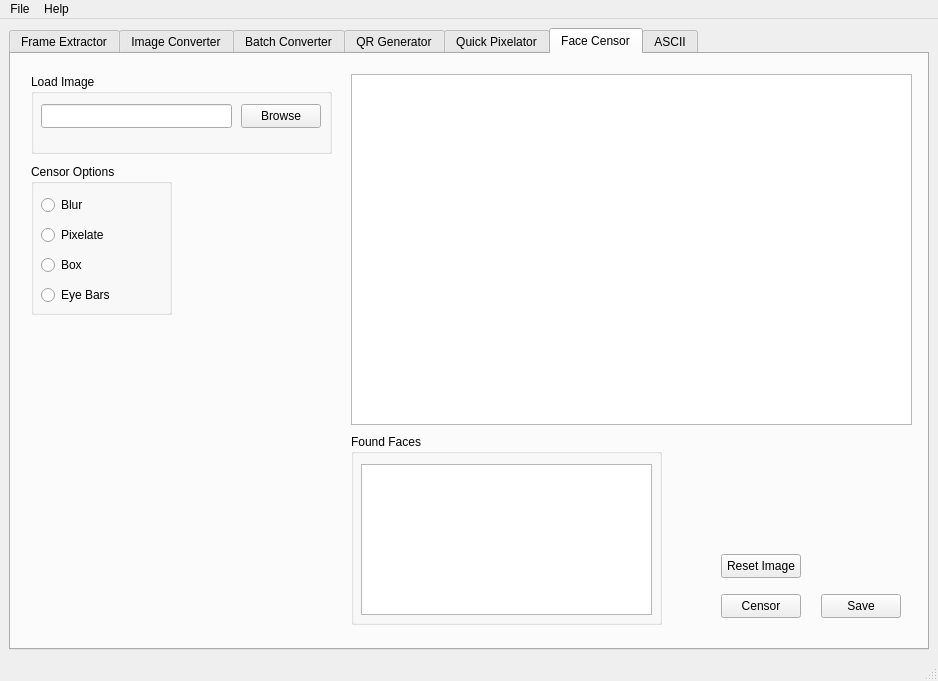
This is src/ui/form.ui in LyAhn/ImageNexus as Qt 5 draws it before an edit. The edited form follows.
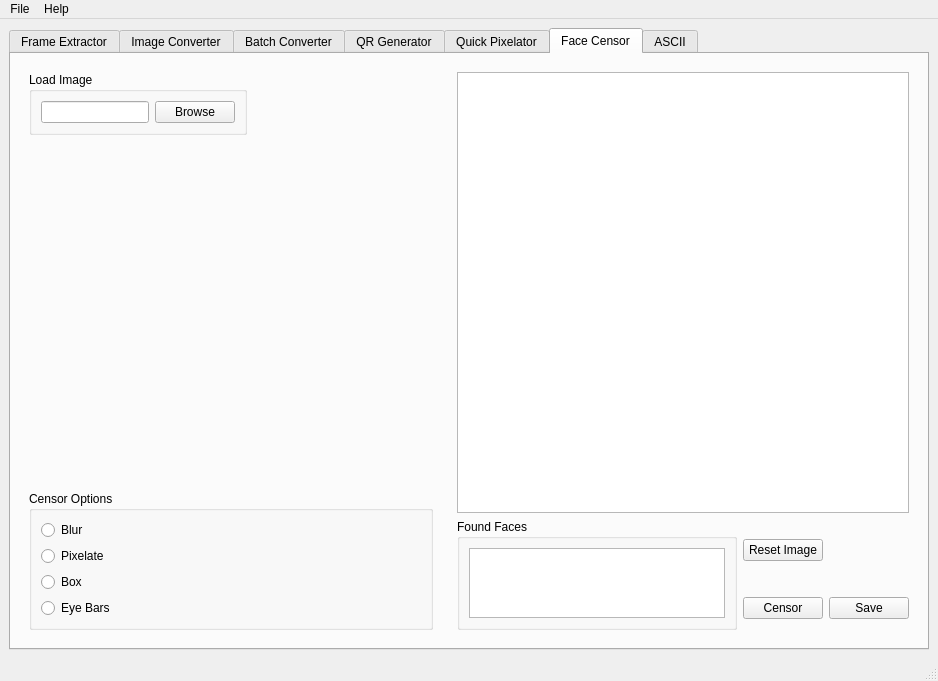
This is the edited form. The open tabs and pages were chosen to show the change. Icons and pictures are not drawn.

Commit message:
refactor ♻️: Improved Face Censor UI layout
- Refactored Face Censor UI layout for better organization and functionality.
- Switched to a grid layout for the Face Censor tab to improve layout management.

Patch:
```diff
--- a/src/ui/form.ui
+++ b/src/ui/form.ui
@@ -25,7 +25,7 @@
     <normaloff>:/images/resources/icon.ico</normaloff>:/images/resources/icon.ico</iconset>
   </property>
   <widget class="QWidget" name="centralwidget">
-   <layout class="QGridLayout" name="gridLayout_12">
+   <layout class="QGridLayout" name="gridLayout_31">
     <item row="0" column="0">
      <widget class="QTabWidget" name="tabWidget">
       <property name="enabled">
@@ -1019,72 +1019,32 @@
        <attribute name="title">
         <string>Face Censor</string>
        </attribute>
+       <layout class="QGridLayout" name="gridLayout_12">
+        <item row="0" column="2">
        <widget class="QWidget" name="fcOutputWidget" native="true">
-        <property name="geometry">
-         <rect>
-          <x>330</x>
-          <y>10</y>
-          <width>581</width>
-          <height>571</height>
-         </rect>
-        </property>
-        <widget class="QGraphicsView" name="fcImageView">
-         <property name="geometry">
-          <rect>
-           <x>10</x>
-           <y>10</y>
-           <width>561</width>
-           <height>351</height>
-          </rect>
-         </property>
-        </widget>
+          <layout class="QGridLayout" name="gridLayout_26">
+           <item row="2" column="2">
         <widget class="QPushButton" name="fcCensorBtn">
-         <property name="geometry">
-          <rect>
-           <x>380</x>
-           <y>530</y>
-           <width>80</width>
-           <height>24</height>
-          </rect>
-         </property>
          <property name="text">
           <string>Censor</string>
          </property>
         </widget>
-        <widget class="QPushButton" name="fcSaveBtn">
-         <property name="geometry">
-          <rect>
-           <x>480</x>
-           <y>530</y>
-           <width>80</width>
-           <height>24</height>
-          </rect>
-         </property>
+           </item>
+           <item row="1" column="2">
+            <widget class="QPushButton" name="fcResetBtn">
          <property name="text">
-          <string>Save</string>
-         </property>
-        </widget>
+              <string>Reset Image</string>
+             </property>
+            </widget>
+           </item>
+           <item row="1" column="1" rowspan="2">
         <widget class="QGroupBox" name="fcFoundFacesGroup">
-         <property name="geometry">
-          <rect>
-           <x>10</x>
-           <y>370</y>
-           <width>311</width>
-           <height>191</height>
-          </rect>
-         </property>
          <property name="title">
           <string>Found Faces</string>
          </property>
+             <layout class="QGridLayout" name="gridLayout_30">
+              <item row="0" column="0">
          <widget class="QListWidget" name="fcFaceList">
-          <property name="geometry">
-           <rect>
-            <x>10</x>
-            <y>30</y>
-            <width>291</width>
-            <height>151</height>
-           </rect>
-          </property>
           <property name="alternatingRowColors">
            <bool>true</bool>
           </property>
@@ -1092,141 +1052,122 @@
            <enum>QAbstractItemView::SelectionMode::MultiSelection</enum>
           </property>
          </widget>
-        </widget>
-        <widget class="QPushButton" name="fcResetBtn">
-         <property name="geometry">
-          <rect>
-           <x>380</x>
-           <y>490</y>
-           <width>80</width>
-           <height>24</height>
-          </rect>
-         </property>
+              </item>
+             </layout>
+            </widget>
+           </item>
+           <item row="0" column="1" colspan="3">
+            <widget class="QGraphicsView" name="fcImageView"/>
+           </item>
+           <item row="2" column="3">
+            <widget class="QPushButton" name="fcSaveBtn">
          <property name="text">
-          <string>Reset Image</string>
-         </property>
-        </widget>
-       </widget>
+              <string>Save</string>
+             </property>
+            </widget>
+           </item>
+          </layout>
+         </widget>
+        </item>
+        <item row="0" column="0">
        <widget class="QWidget" name="fcOptionsWidget" native="true">
-        <property name="geometry">
-         <rect>
-          <x>10</x>
-          <y>10</y>
-          <width>311</width>
-          <height>291</height>
-         </rect>
-        </property>
+          <layout class="QGridLayout" name="gridLayout_20">
+           <item row="0" column="0">
+            <widget class="QGroupBox" name="fcLoadGroup">
+             <property name="title">
+              <string>Load Image</string>
+             </property>
+             <property name="flat">
+              <bool>true</bool>
+             </property>
+             <layout class="QGridLayout" name="gridLayout_21">
+              <item row="0" column="0">
+               <widget class="QLineEdit" name="fcInputImage">
+                <property name="frame">
+                 <bool>true</bool>
+                </property>
+                <property name="clearButtonEnabled">
+                 <bool>true</bool>
+                </property>
+               </widget>
+              </item>
+              <item row="0" column="1">
+               <widget class="QPushButton" name="fcBrowseBtn">
+                <property name="text">
+                 <string>Browse</string>
+                </property>
+               </widget>
+              </item>
+             </layout>
+            </widget>
+           </item>
+           <item row="1" column="0">
+            <spacer name="verticalSpacer_2">
+             <property name="orientation">
+              <enum>Qt::Orientation::Vertical</enum>
+             </property>
+             <property name="sizeHint" stdset="0">
+              <size>
+               <width>20</width>
+               <height>40</height>
+              </size>
+             </property>
+            </spacer>
+           </item>
+           <item row="1" column="1">
+            <spacer name="horizontalSpacer">
+             <property name="orientation">
+              <enum>Qt::Orientation::Horizontal</enum>
+             </property>
+             <property name="sizeHint" stdset="0">
+              <size>
+               <width>40</width>
+               <height>20</height>
+              </size>
+             </property>
+            </spacer>
+           </item>
+           <item row="2" column="0" colspan="2">
         <widget class="QGroupBox" name="fcOptionsGroup">
-         <property name="geometry">
-          <rect>
-           <x>10</x>
-           <y>100</y>
-           <width>141</width>
-           <height>151</height>
-          </rect>
-         </property>
          <property name="title">
           <string>Censor Options</string>
          </property>
-         <widget class="QRadioButton" name="fcBox">
-          <property name="geometry">
-           <rect>
-            <x>10</x>
-            <y>90</y>
-            <width>91</width>
-            <height>22</height>
-           </rect>
-          </property>
-          <property name="text">
-           <string>Box</string>
-          </property>
-         </widget>
+             <layout class="QGridLayout" name="gridLayout_25">
+              <item row="0" column="0">
          <widget class="QRadioButton" name="fcBlur">
-          <property name="geometry">
-           <rect>
-            <x>10</x>
-            <y>30</y>
-            <width>91</width>
-            <height>22</height>
-           </rect>
-          </property>
           <property name="text">
            <string>Blur</string>
           </property>
          </widget>
+              </item>
+              <item row="1" column="0">
          <widget class="QRadioButton" name="fcPixelate">
-          <property name="geometry">
-           <rect>
-            <x>10</x>
-            <y>60</y>
-            <width>91</width>
-            <height>22</height>
-           </rect>
-          </property>
           <property name="text">
            <string>Pixelate</string>
           </property>
          </widget>
+              </item>
+              <item row="2" column="0">
+               <widget class="QRadioButton" name="fcBox">
+                <property name="text">
+                 <string>Box</string>
+                </property>
+               </widget>
+              </item>
+              <item row="3" column="0">
          <widget class="QRadioButton" name="fcBlackBar">
-          <property name="geometry">
-           <rect>
-            <x>10</x>
-            <y>120</y>
-            <width>91</width>
-            <height>22</height>
-           </rect>
-          </property>
           <property name="text">
            <string>Eye Bars</string>
           </property>
          </widget>
-        </widget>
-        <widget class="QGroupBox" name="fcLoadGroup">
-         <property name="geometry">
-          <rect>
-           <x>10</x>
-           <y>10</y>
-           <width>301</width>
-           <height>80</height>
-          </rect>
-         </property>
-         <property name="title">
-          <string>Load Image</string>
-         </property>
-         <property name="flat">
-          <bool>true</bool>
-         </property>
-         <widget class="QPushButton" name="fcBrowseBtn">
-          <property name="geometry">
-           <rect>
-            <x>210</x>
-            <y>30</y>
-            <width>80</width>
-            <height>24</height>
-           </rect>
-          </property>
-          <property name="text">
-           <string>Browse</string>
-          </property>
+              </item>
+             </layout>
+            </widget>
+           </item>
+          </layout>
          </widget>
-         <widget class="QLineEdit" name="fcInputImage">
-          <property name="geometry">
-           <rect>
-            <x>10</x>
-            <y>30</y>
-            <width>191</width>
-            <height>24</height>
-           </rect>
-          </property>
-          <property name="frame">
-           <bool>true</bool>
-          </property>
-          <property name="clearButtonEnabled">
-           <bool>true</bool>
-          </property>
-         </widget>
-        </widget>
-       </widget>
+        </item>
+       </layout>
       </widget>
       <widget class="QWidget" name="ascii">
        <attribute name="title">
```
Left out of the diff: 4 changed lines with no effect on the pictures. Lines whose indentation alone changed are shown as unchanged. The commit also changes 1 other file.
